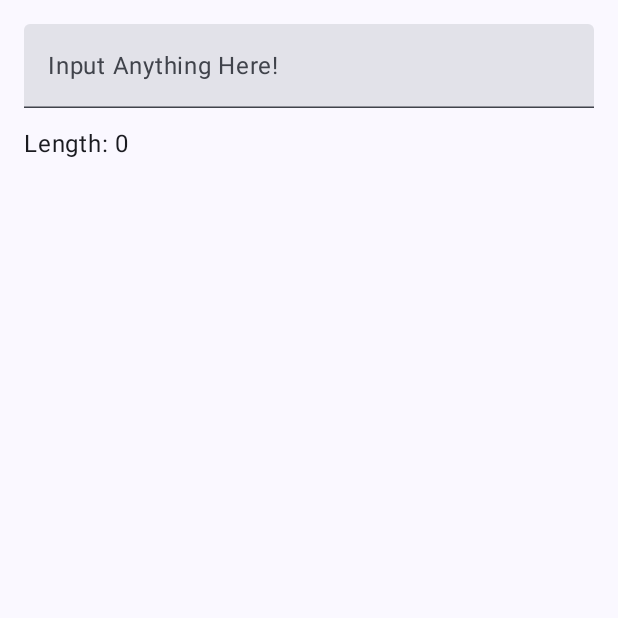
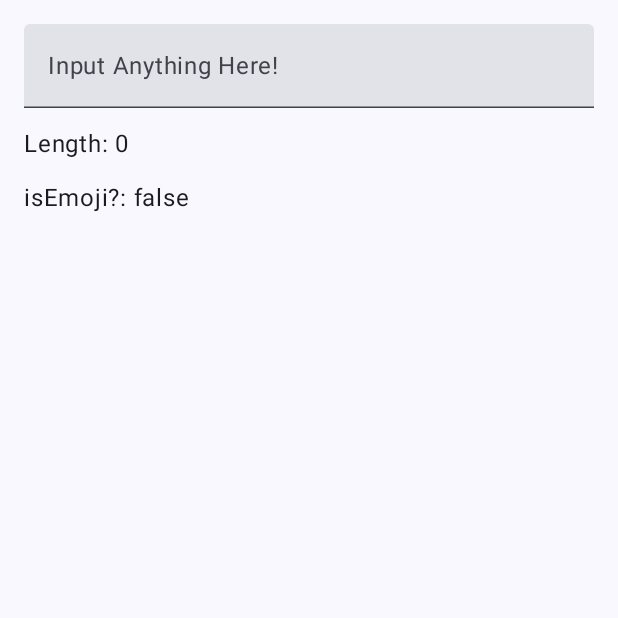
Before and after one commit to chattymin/Pebble, an Android app built with Jetpack Compose: the screen it shows after launch (MainActivity), on a phone screen of 412 x 824 dp, the top half of it. Run offline under Robolectric (Android 15) with nearby library versions, the phone set to English and light mode, and no system bars.

Commit message:
feat Sample

```diff
--- a/app/src/main/java/com/chattymin/textgrapheme/MainActivity.kt
+++ b/app/src/main/java/com/chattymin/textgrapheme/MainActivity.kt
@@ -21,6 +21,7 @@ import androidx.compose.runtime.setValue
 import androidx.compose.ui.Modifier
 import androidx.compose.ui.unit.dp
 import com.chattymin.pebble.graphemeLength
+import com.chattymin.pebble.isEmoji
 import com.chattymin.textgrapheme.ui.theme.TextGraphemeTheme
 
 class MainActivity : ComponentActivity() {
@@ -56,6 +57,10 @@ class MainActivity : ComponentActivity() {
                         Text(
                             text = "Length: ${text.graphemeLength}"
                         )
+
+                        Text(
+                            text = "isEmoji?: ${text.isEmoji()}",
+                        )
                     }
                 }
             }
```
